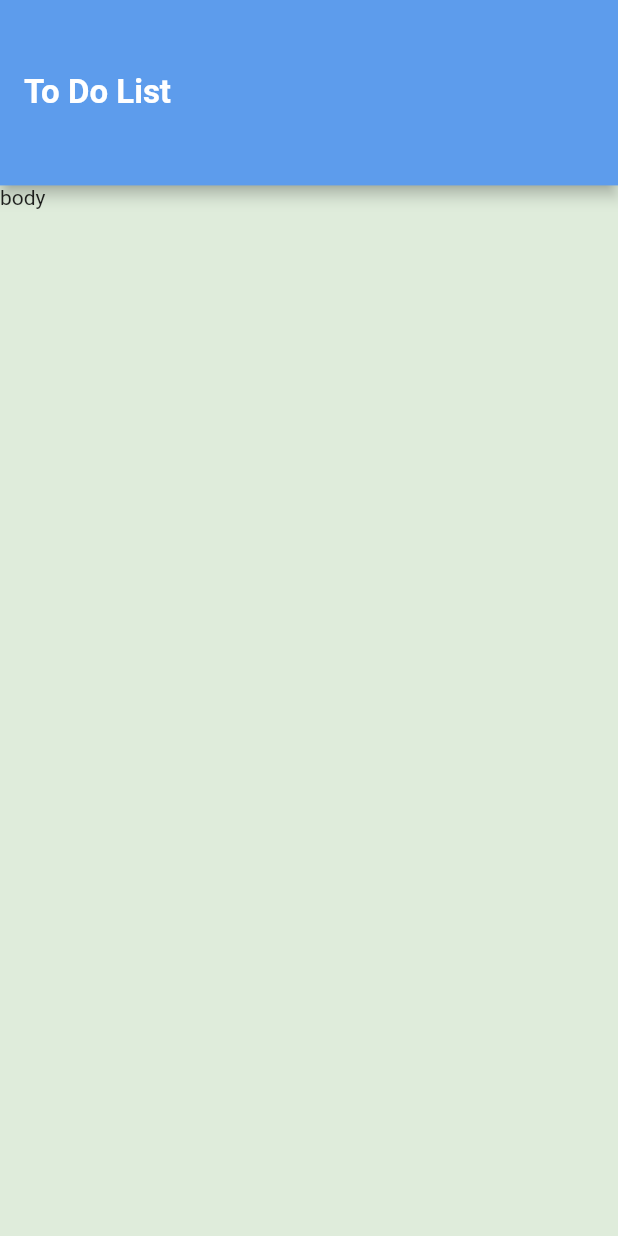
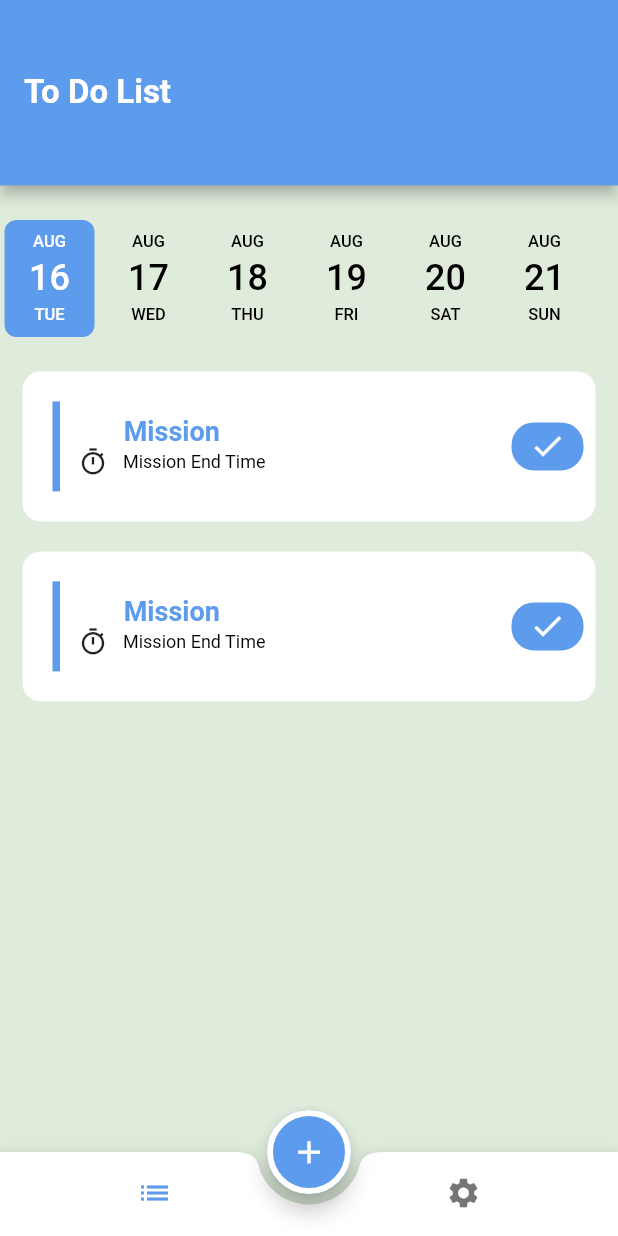
Before and after one commit to bassemMohamed-h/todos_app, a Flutter app: the screen it shows after launch, on a phone screen of 412 x 824 dp. Run offline on Flutter 3.47's test engine with Material 2 defaults, Android fonts, the phone set to English and light mode, and no system bars; drawn by our look-alikes of date_picker_timeline; our stand-ins replace table_calendar; Roboto replaces fonts that are missing (Poppins).

Commit message:
finished design for light home screen & todos screen

```diff
--- a/lib/home.dart
+++ b/lib/home.dart
@@ -1,15 +1,52 @@
 import 'package:flutter/material.dart';
+import 'package:todos_app/screens/TodosScreen.dart';
+import 'package:todos_app/screens/settingsScreen.dart';
+import 'package:todos_app/smallWidgets/addNewTodo.dart';
 
-class Home extends StatelessWidget {
+class Home extends StatefulWidget {
   static String routeName = 'home';
+
+  @override
+  State<Home> createState() => _HomeState();
+}
+
+class _HomeState extends State<Home> {
+  List<Widget> bottomNavigationBarScreens = [TodosScreen(),Settings()];
+  int selectedIndex = 0;
+
   @override
   Widget build(BuildContext context) {
     return Scaffold(
       appBar: AppBar(
-        toolbarHeight: MediaQuery.of(context).size.height *.15,
+        toolbarHeight: MediaQuery.of(context).size.height * .15,
         title: const Text('To Do List'),
       ),
-      body: Text('body'),
+      body: bottomNavigationBarScreens[selectedIndex],
+      bottomNavigationBar: BottomAppBar(
+        shape: const CircularNotchedRectangle(),
+        clipBehavior: Clip.antiAlias,
+        notchMargin: 7,
+        child: BottomNavigationBar(
+          currentIndex: selectedIndex,
+          onTap: onItemTap,
+          items: const [
+            BottomNavigationBarItem(icon: Icon(Icons.list),label: 'list'),
+            BottomNavigationBarItem(icon: Icon(Icons.settings),label: 'settings')
+          ],
+        ),
+      ),
+      floatingActionButton: FloatingActionButton(
+        onPressed: (){
+          showModalBottomSheet(context: context, builder:(context) => AddNewTodo());
+        },
+        child:const Icon(Icons.add,color: Colors.white)
+      ),
+      floatingActionButtonLocation: FloatingActionButtonLocation.centerDocked,
     );
   }
+
+  onItemTap(index){
+    selectedIndex = index;
+    setState((){});
+  }
 }
--- /dev/null
+++ b/lib/screens/TodosScreen.dart
@@ -0,0 +1,46 @@
+import 'package:flutter/material.dart';
+
+import '../smallWidgets/todoMission.dart';
+import 'package:date_picker_timeline/date_picker_timeline.dart';
+
+
+class TodosScreen extends StatefulWidget {
+
+  @override
+  State<TodosScreen> createState() => _TodosScreenState();
+}
+
+class _TodosScreenState extends State<TodosScreen> {
+  DateTime selectedDate = DateTime.now();
+  @override
+  Widget build(BuildContext context) {
+    return Column(
+      children: [
+        const SizedBox(height: 20),
+        SizedBox(
+          height: 84,
+          child: DatePicker(
+            DateTime.now(),
+            initialSelectedDate: DateTime.now(),
+            selectionColor:Theme.of(context).primaryColor,
+            selectedTextColor: Colors.white,
+            onDateChange: (date) {
+              // New date selected
+              selectedDate = date;
+              print(selectedDate);
+              setState(() {
+              });
+            },
+          ),
+        ),
+        const SizedBox(height: 20),
+        Expanded(
+            child: ListView.builder(
+                itemCount: 2,
+                itemBuilder: (context, index) => TodoMission()
+            )
+        ),
+      ],
+    );
+  }
+}
--- /dev/null
+++ b/lib/smallWidgets/todoMission.dart
@@ -0,0 +1,46 @@
+import 'package:flutter/material.dart';
+
+class TodoMission extends StatelessWidget {
+
+  @override
+  Widget build(BuildContext context) {
+    return Container(
+      margin: const EdgeInsets.fromLTRB(15,0,15,20),
+      decoration: BoxDecoration(
+        borderRadius: BorderRadius.circular(12),
+        color: Colors.white,
+      ),
+      padding: const EdgeInsets.all(8),
+      child: Row(
+        children: [
+          Container(
+            height: 60,
+            width: 5,
+            margin: const EdgeInsets.all(12),
+            color: Theme.of(context).primaryColor,
+          ),
+          Column(
+            children: [
+              Text('Mission',style: Theme.of(context).textTheme.displayLarge,),
+              Row(
+                children: [
+                  Icon(Icons.timer_outlined,size: 20,),
+                  SizedBox(width: 10,),
+                  Text('Mission End Time',style: Theme.of(context).textTheme.displaySmall,),
+                ],
+              )
+            ],
+          ),
+          const Spacer(),
+          Container(
+            padding: const EdgeInsets.symmetric(vertical: 4,horizontal: 12),
+            decoration: BoxDecoration(
+              color: Theme.of(context).primaryColor,
+              borderRadius: BorderRadius.circular(15)
+            ),
+              child: const Icon(Icons.check,color: Colors.white,))
+        ],
+      ),
+    );
+  }
+}
--- a/lib/theme/appTheme.dart
+++ b/lib/theme/appTheme.dart
@@ -18,14 +18,14 @@ class AppTheme{
         fontWeight: FontWeight.normal,
         fontFamily: 'Arial',
         fontSize: 14,
-        color: lightPrimaryColor,
+        color: Colors.black,
 
     ),
       displaySmall: TextStyle(
           fontWeight: FontWeight.normal,
           fontFamily: 'Roboto',
           fontSize: 12,
-          color: lightPrimaryColor,
+          color: Colors.black,
         )
     ),
     appBarTheme: AppBarTheme(
@@ -41,11 +41,13 @@ class AppTheme{
     bottomNavigationBarTheme: BottomNavigationBarThemeData(
       backgroundColor: Colors.white,
       selectedItemColor: lightPrimaryColor,
-
+      showSelectedLabels: false,
+      showUnselectedLabels: false,
     ),
     floatingActionButtonTheme: FloatingActionButtonThemeData(
       backgroundColor: lightPrimaryColor,
-      elevation: 4,
+      iconSize: 25,
+      shape: StadiumBorder(side: BorderSide(color: Colors.white,width: 4)),
     )
   );
 
--- a/pubspec.yaml
+++ b/pubspec.yaml
@@ -29,7 +29,8 @@ environment:
 dependencies:
   flutter:
     sdk: flutter
-
+  date_picker_timeline: ^1.2.3
+  table_calendar: ^3.0.6
 
   # The following adds the Cupertino Icons font to your application.
   # Use with the CupertinoIcons class for iOS style icons.
```
Also changed, not shown: lib/screens/settingsScreen.dart (added, +28 -0 lines), lib/smallWidgets/addNewTodo.dart (added, +38 -0 lines), pubspec.lock, 1 other file.
